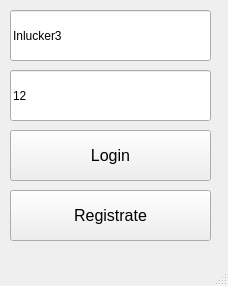
Qt form LandcapeGenVer1/BaseWindow.ui (Inlucker/LandscapeTest) before a commit.
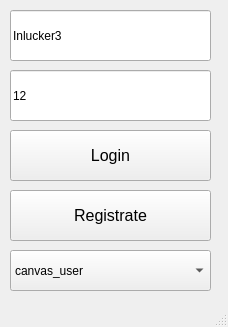
The same form after that commit.

Diff of the .ui file:
```diff
--- a/LandcapeGenVer1/BaseWindow.ui
+++ b/LandcapeGenVer1/BaseWindow.ui
@@ -7,7 +7,7 @@
     <x>0</x>
     <y>0</y>
     <width>228</width>
-    <height>286</height>
+    <height>327</height>
    </rect>
   </property>
   <property name="windowTitle">
@@ -76,6 +76,26 @@
      <string>Registrate</string>
     </property>
    </widget>
+   <widget class="QComboBox" name="role_comboBox">
+    <property name="geometry">
+     <rect>
+      <x>10</x>
+      <y>250</y>
+      <width>201</width>
+      <height>41</height>
+     </rect>
+    </property>
+    <item>
+     <property name="text">
+      <string>canvas_user</string>
+     </property>
+    </item>
+    <item>
+     <property name="text">
+      <string>moderator</string>
+     </property>
+    </item>
+   </widget>
   </widget>
   <widget class="QMenuBar" name="menubar">
    <property name="geometry">
```
